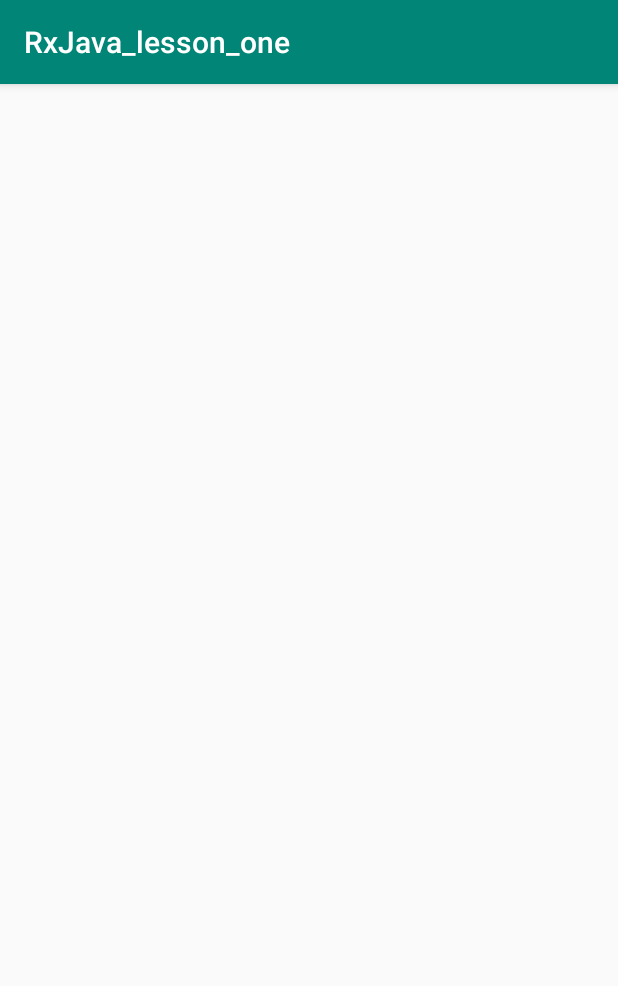
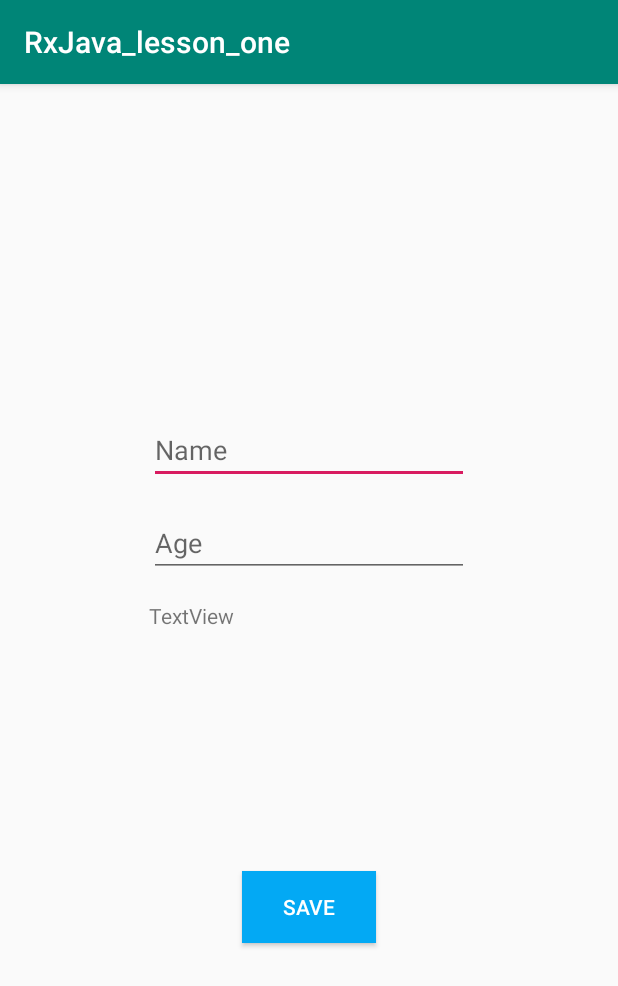
Before and after one commit to Urdzik/RxJavaApp, an Android app: the screen it shows after launch (MainActivity before the commit, EditTextActivity after it), on a phone screen of 412 x 824 dp. Shown: the top 986 px of the screen. Run offline under Robolectric (Android 15) with nearby library versions, the light colour scheme and no system bars; our stand-ins replace RxJava; libraries missing offline, so code that uses them is left out: com.jakewharton.rxbinding2.

Commit message:
Begun add database

```diff
--- a/app/build.gradle
+++ b/app/build.gradle
@@ -59,12 +59,6 @@ dependencies {
     implementation 'com.jakewharton.rxbinding2:rxbinding:2.2.0'
 
 
-
-
-
-
-
-
     implementation 'pl.droidsonroids.gif:android-gif-drawable:1.2.19'
 
 
--- a/app/src/main/AndroidManifest.xml
+++ b/app/src/main/AndroidManifest.xml
@@ -11,13 +11,16 @@
         android:roundIcon="@mipmap/ic_launcher_round"
         android:supportsRtl="true"
         android:theme="@style/AppTheme">
-        <activity android:name=".MainActivity">
+        <activity android:name=".EditTextActivity">
             <intent-filter>
                 <action android:name="android.intent.action.MAIN" />
 
                 <category android:name="android.intent.category.LAUNCHER" />
             </intent-filter>
         </activity>
+        <activity android:name=".MainActivity">
+
+        </activity>
     </application>
 
 </manifest>
--- /dev/null
+++ b/app/src/main/java/com/example/rxjava_lesson_one/EditTextActivity.kt
@@ -0,0 +1,19 @@
+package com.example.rxjava_lesson_one
+
+import android.annotation.SuppressLint
+import android.graphics.Color
+import android.os.Bundle
+import androidx.appcompat.app.AppCompatActivity
+import com.jakewharton.rxbinding2.widget.RxTextView
+import io.reactivex.rxkotlin.Observables
+import kotlinx.android.synthetic.main.activity_edit_text.*
+
+
+class EditTextActivity : AppCompatActivity() {
+
+    override fun onCreate(savedInstanceState: Bundle?) {
+        super.onCreate(savedInstanceState)
+        setContentView(R.layout.activity_edit_text)
+
+    }
+}
--- a/app/src/main/java/com/example/rxjava_lesson_one/MainActivity.kt
+++ b/app/src/main/java/com/example/rxjava_lesson_one/MainActivity.kt
@@ -5,6 +5,8 @@ import androidx.appcompat.app.AlertDialog
 import androidx.appcompat.app.AppCompatActivity
 import androidx.databinding.DataBindingUtil
 import com.example.rxjava_lesson_one.databinding.ActivityMainBinding
+import com.example.rxjava_lesson_one.modal.Data
+import com.example.rxjava_lesson_one.modal.retrofitObject
 import io.reactivex.android.schedulers.AndroidSchedulers
 import io.reactivex.disposables.Disposable
 import io.reactivex.schedulers.Schedulers
@@ -13,7 +15,6 @@ import io.reactivex.subscribers.DisposableSubscriber
 
 class MainActivity : AppCompatActivity() {
 
-    //TODO: Add one dispose
     private val dataRetrofit = retrofitObject
     private var adapter = MainAdapter()
     private var subscribe: Disposable? = null
--- a/app/src/main/java/com/example/rxjava_lesson_one/MainAdapter.kt
+++ b/app/src/main/java/com/example/rxjava_lesson_one/MainAdapter.kt
@@ -1,7 +1,6 @@
 package com.example.rxjava_lesson_one
 
 import android.view.LayoutInflater
-import android.view.View
 import android.view.ViewGroup
 import androidx.recyclerview.widget.DiffUtil
 import androidx.recyclerview.widget.ListAdapter
@@ -9,6 +8,7 @@ import androidx.recyclerview.widget.RecyclerView
 import com.bumptech.glide.Glide
 import com.bumptech.glide.request.RequestOptions
 import com.example.rxjava_lesson_one.databinding.ItemBinding
+import com.example.rxjava_lesson_one.modal.Data
 
 import io.reactivex.subjects.PublishSubject
 
--- a/app/src/main/java/com/example/rxjava_lesson_one/Data.kt
+++ b/app/src/main/java/com/example/rxjava_lesson_one/modal/Data.kt
@@ -1,11 +1,10 @@
-package com.example.rxjava_lesson_one
+package com.example.rxjava_lesson_one.modal
 
 import io.reactivex.Flowable
 import retrofit2.Retrofit
 import retrofit2.adapter.rxjava2.RxJava2CallAdapterFactory
 import retrofit2.converter.gson.GsonConverterFactory
 import retrofit2.http.GET
-import retrofit2.http.Path
 
 data class Data(
     val title : String,
@@ -35,5 +34,6 @@ object retrofitObject {
         .addCallAdapterFactory(RxJava2CallAdapterFactory.create())
         .baseUrl("https://raw.githubusercontent.com/Urdzik/helper/master/")
         .build()
-    val retrofitService: WebApi = retrofit.create(WebApi::class.java)
+    val retrofitService: WebApi = retrofit.create(
+        WebApi::class.java)
 }
--- /dev/null
+++ b/app/src/main/java/com/example/rxjava_lesson_one/modal/database/User.kt
@@ -0,0 +1,6 @@
+package com.example.rxjava_lesson_one.modal.database
+
+data class User(
+    val name: String,
+    val age: Int
+)
--- /dev/null
+++ b/app/src/main/res/layout/activity_edit_text.xml
@@ -0,0 +1,56 @@
+<?xml version="1.0" encoding="utf-8"?>
+<androidx.constraintlayout.widget.ConstraintLayout xmlns:android="http://schemas.android.com/apk/res/android"
+    xmlns:app="http://schemas.android.com/apk/res-auto"
+    xmlns:tools="http://schemas.android.com/tools"
+    android:layout_width="match_parent"
+    android:layout_height="match_parent"
+    tools:context=".EditTextActivity">
+
+    <EditText
+        android:id="@+id/nameEditText"
+        android:layout_width="wrap_content"
+        android:layout_height="wrap_content"
+        android:ems="10"
+        android:hint="Name"
+        android:inputType="textPersonName"
+        app:layout_constraintBottom_toTopOf="@+id/ageEditText"
+        app:layout_constraintEnd_toEndOf="parent"
+        app:layout_constraintStart_toStartOf="parent"
+        app:layout_constraintTop_toTopOf="parent"
+        app:layout_constraintVertical_bias="0.93" />
+
+    <EditText
+        android:id="@+id/ageEditText"
+        android:layout_width="wrap_content"
+        android:layout_height="wrap_content"
+        android:ems="10"
+        android:hint="Age"
+        android:inputType="numberDecimal"
+        app:layout_constraintBottom_toBottomOf="parent"
+        app:layout_constraintEnd_toEndOf="parent"
+        app:layout_constraintStart_toStartOf="parent"
+        app:layout_constraintTop_toTopOf="parent"
+        app:layout_constraintVertical_bias="0.392" />
+
+    <Button
+        android:id="@+id/button"
+        style="@style/Widget.AppCompat.Button.Small"
+        android:layout_width="89dp"
+        android:layout_height="48dp"
+        android:background="#03A9F4"
+        android:text="Save"
+        android:textColor="#FFFFFF"
+        app:layout_constraintBottom_toBottomOf="parent"
+        app:layout_constraintEnd_toEndOf="parent"
+        app:layout_constraintStart_toStartOf="parent"
+        app:layout_constraintTop_toBottomOf="@+id/ageEditText" />
+
+    <TextView
+        android:id="@+id/textView3"
+        android:layout_width="wrap_content"
+        android:layout_height="wrap_content"
+        android:layout_marginTop="16dp"
+        android:text="TextView"
+        app:layout_constraintStart_toStartOf="@+id/ageEditText"
+        app:layout_constraintTop_toBottomOf="@+id/ageEditText" />
+</androidx.constraintlayout.widget.ConstraintLayout>
```
